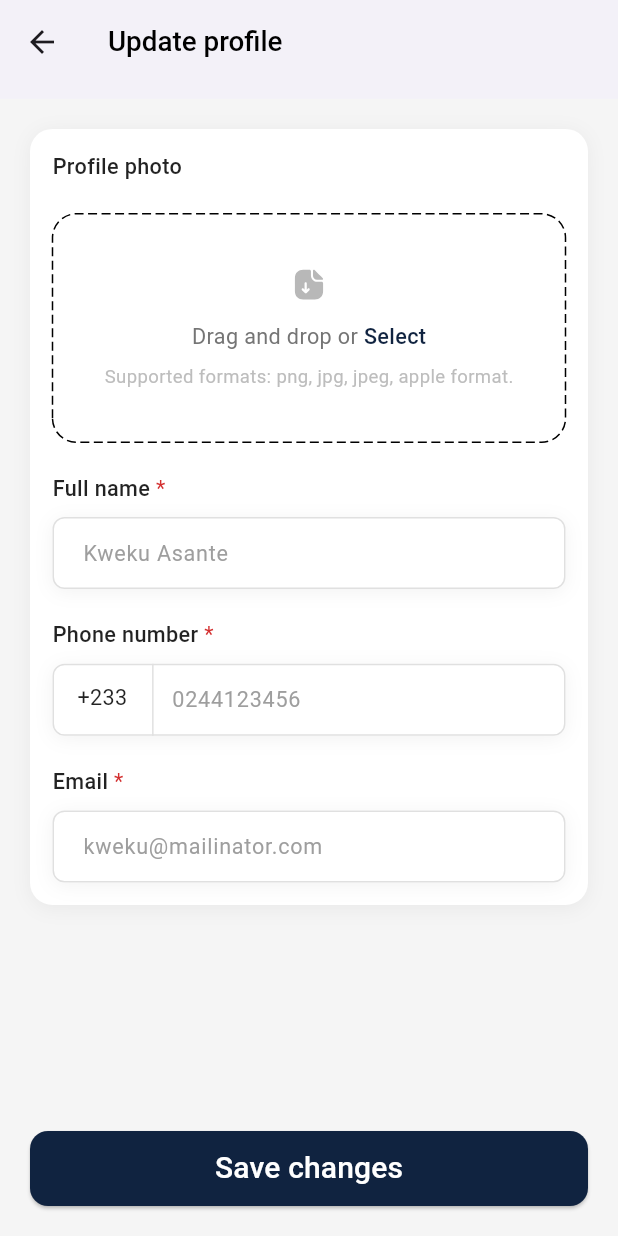
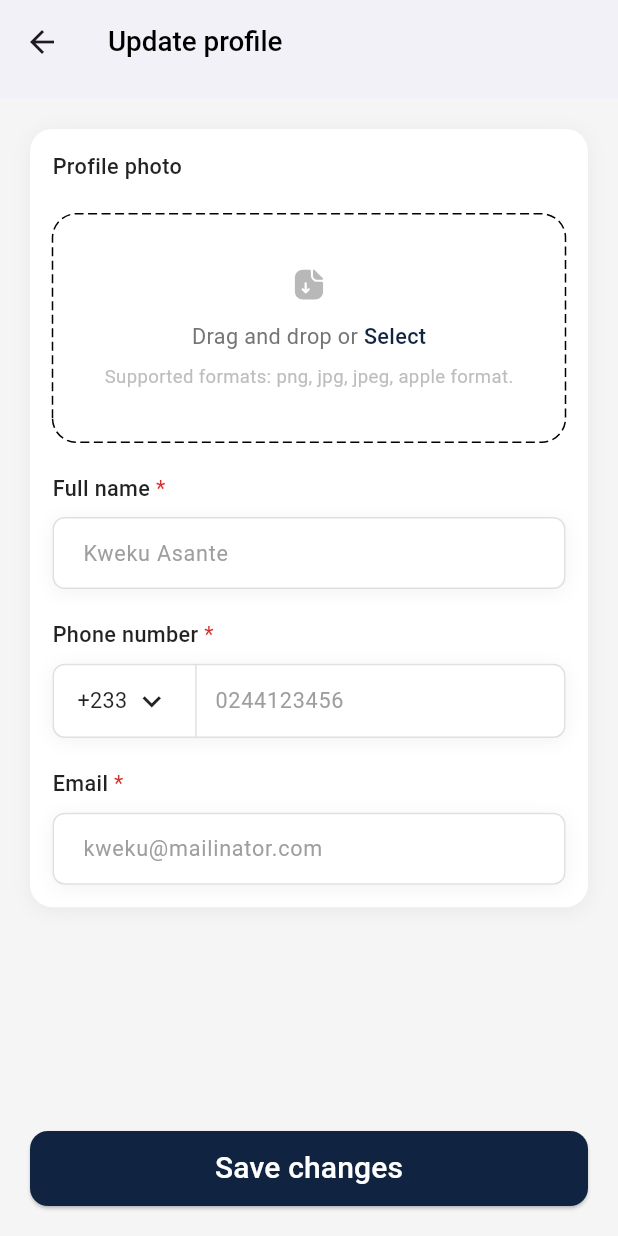
Before and after one commit to blaze308/test-accounts-profile, a Flutter app: the UpdateProfile screen opened directly, on a phone screen of 412 x 824 dp. Run offline on Flutter 3.47's test engine with Material 3 defaults, Android fonts, the phone set to English and light mode, and no system bars; drawn by our look-alikes of dotted_border; our stand-ins replace flutter_dotenv, flutter_svg, image_picker.

Commit message:
Update update_profile.dart

```diff
--- a/lib/screens/update_profile.dart
+++ b/lib/screens/update_profile.dart
@@ -193,6 +193,37 @@ class _UpdateProfileState extends State<UpdateProfile> {
     );
   }
 
+  // Widget _buildPhoneField(double width) {
+  //   return _buildTextField(
+  //     label: 'Phone number',
+  //     controller: phoneNumberController,
+  //     width: width,
+  //     hintText: "0244123456",
+  //     keyboardType: TextInputType.phone,
+  //     prefix: Container(
+  //       padding: EdgeInsets.symmetric(
+  //         horizontal: width * 0.04,
+  //         vertical: width * 0.03,
+  //       ),
+  //       margin: EdgeInsets.only(right: width * 0.02),
+  //       decoration: BoxDecoration(
+  //         border: Border(
+  //           right: BorderSide(
+  //             color: Colors.grey[300]!,
+  //             width: 1,
+  //           ),
+  //         ),
+  //       ),
+  //       child: Text(
+  //         '+233',
+  //         style: TextStyle(
+  //           fontSize: width * 0.035,
+  //           color: Colors.black87,
+  //         ),
+  //       ),
+  //     ),
+  //   );
+  // }
   Widget _buildPhoneField(double width) {
     return _buildTextField(
       label: 'Phone number',
@@ -214,12 +245,23 @@ class _UpdateProfileState extends State<UpdateProfile> {
             ),
           ),
         ),
-        child: Text(
-          '+233',
-          style: TextStyle(
-            fontSize: width * 0.035,
-            color: Colors.black87,
-          ),
+        child: Row(
+          mainAxisSize: MainAxisSize.min,
+          children: [
+            Text(
+              '+233',
+              style: TextStyle(
+                fontSize: width * 0.035,
+                color: Colors.black87,
+              ),
+            ),
+            SizedBox(width: 4),
+            Icon(
+              Icons.keyboard_arrow_down,
+              size: width * 0.06,
+              color: Colors.black87,
+            ),
+          ],
         ),
       ),
     );
```
